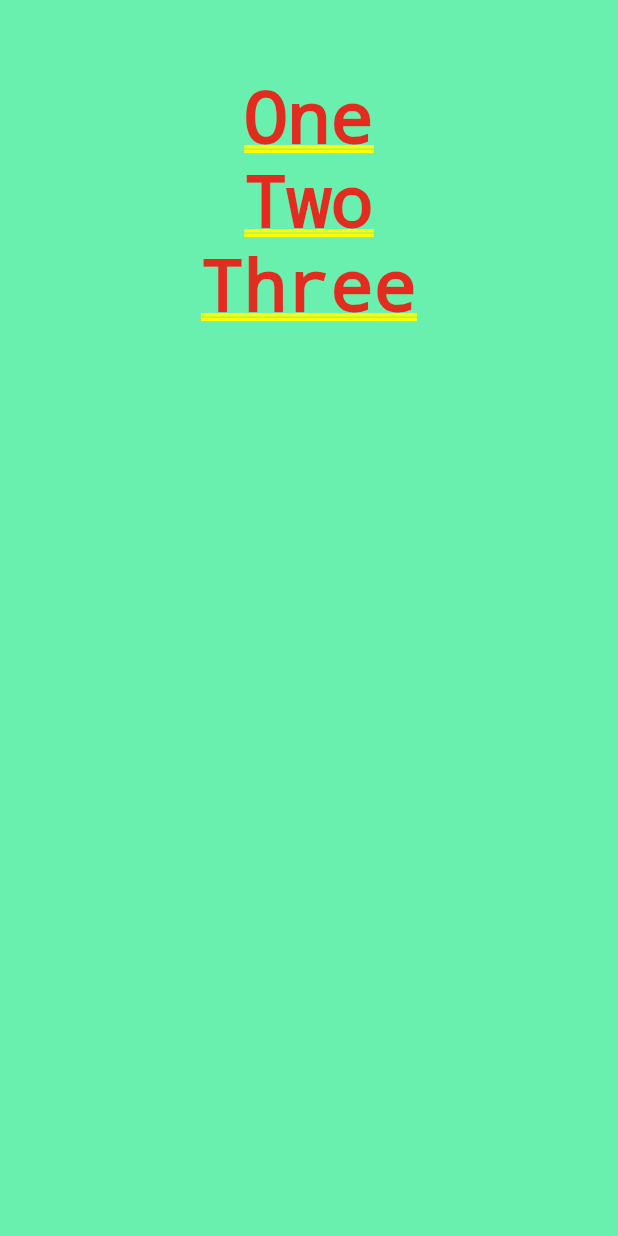
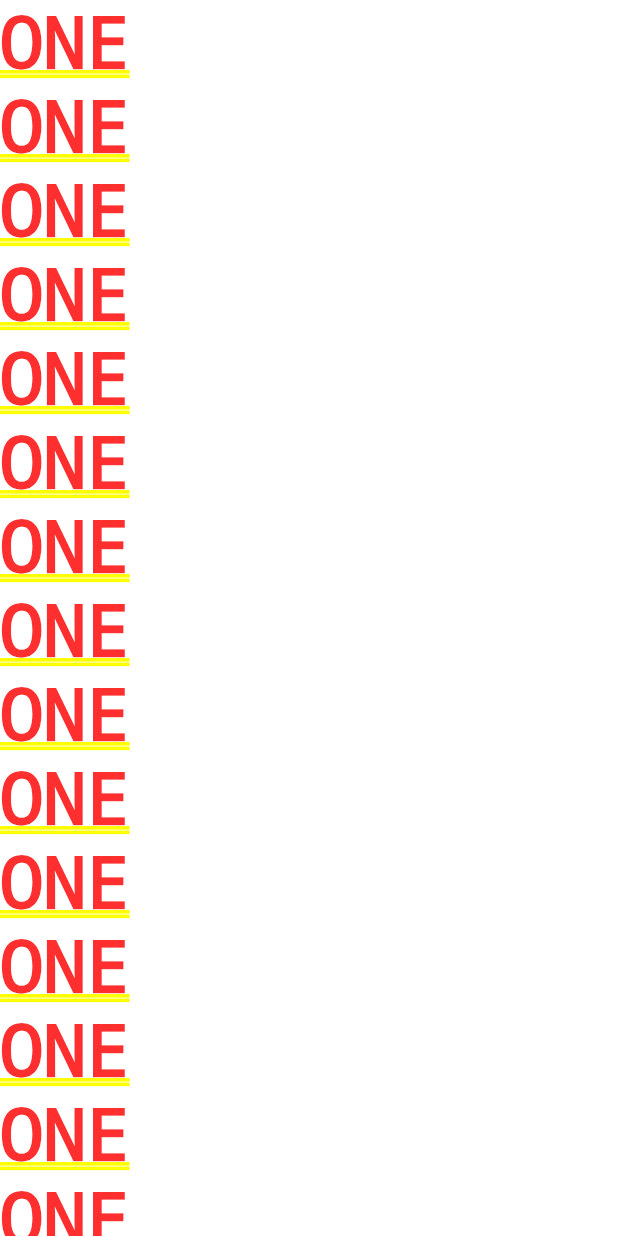
Before and after one commit to saurabhcool001/fashion, a Flutter app: the screen it shows after launch, on a phone screen of 412 x 824 dp. Run offline on Flutter 3.47's test engine with Material 2 defaults, Android fonts, the phone set to English and light mode, and no system bars.

Commit message:
Fashion 3.0 ListView

```diff
--- a/lib/main.dart
+++ b/lib/main.dart
@@ -4,20 +4,30 @@ void main(){
   runApp(
     new MaterialApp(
       debugShowCheckedModeBanner: false,
-      home: new Container(
-          color: Colors.greenAccent,
-          child: Padding(
-            padding: const EdgeInsets.only(top: 50),
-            child: new Column(
-//              child: new Row(
-              children: <Widget>[
-                Text("One"),
-                Text("Two"),
-                Text("Three"),
-              ],
-            ),
-          ),
+      home: new Center(
+        child: new ListView(
+          children: <Widget>[
+            Text("ONE"),
+            Text("ONE"),
+            Text("ONE"),
+            Text("ONE"),
+            Text("ONE"),
+            Text("ONE"),
+            Text("ONE"),
+            Text("ONE"),
+            Text("ONE"),
+            Text("ONE"),
+            Text("ONE"),
+            Text("ONE"),
+            Text("ONE"),
+            Text("ONE"),
+            Text("ONE"),
+            Text("ONE"),
+            Text("ONE"),
+            Text("OE"),
+          ],
+        ),
       ),
-    )
+    ),
   );
 }
```
